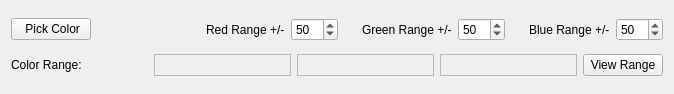
The window that resources/views/algorithms/ColorMatch.ui (crgrove/automated-drone-image-analysis-tool) describes before a commit, drawn with Qt 5.
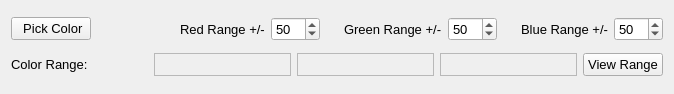
The same window after the commit. Icons and pictures are not drawn.

What changed in the file:
```diff
--- a/resources/views/algorithms/ColorMatch.ui
+++ b/resources/views/algorithms/ColorMatch.ui
@@ -18,6 +18,11 @@
     <layout class="QHBoxLayout" name="ColorSelectionLayout">
      <item>
       <widget class="QPushButton" name="colorButton">
+       <property name="font">
+        <font>
+         <pointsize>10</pointsize>
+        </font>
+       </property>
        <property name="text">
         <string> Pick Color</string>
        </property>
@@ -44,6 +49,11 @@
       <layout class="QHBoxLayout" name="SpinBoxLayout">
        <item>
         <widget class="QLabel" name="rSensitivityLabel">
+         <property name="font">
+          <font>
+           <pointsize>10</pointsize>
+          </font>
+         </property>
          <property name="text">
           <string>Red Range +/-</string>
          </property>
@@ -51,6 +61,11 @@
        </item>
        <item>
         <widget class="QSpinBox" name="rRangeSpinBox">
+         <property name="font">
+          <font>
+           <pointsize>10</pointsize>
+          </font>
+         </property>
          <property name="maximum">
           <number>255</number>
          </property>
@@ -74,6 +89,11 @@
        </item>
        <item>
         <widget class="QLabel" name="gSensitivityLabel">
+         <property name="font">
+          <font>
+           <pointsize>10</pointsize>
+          </font>
+         </property>
          <property name="text">
           <string>Green Range +/-</string>
          </property>
@@ -81,6 +101,11 @@
        </item>
        <item>
         <widget class="QSpinBox" name="gRangeSpinBox">
+         <property name="font">
+          <font>
+           <pointsize>10</pointsize>
+          </font>
+         </property>
          <property name="maximum">
           <number>255</number>
          </property>
@@ -104,6 +129,11 @@
        </item>
        <item>
         <widget class="QLabel" name="bSensitivityLabel">
+         <property name="font">
+          <font>
+           <pointsize>10</pointsize>
+          </font>
+         </property>
          <property name="text">
           <string>Blue Range +/-</string>
          </property>
@@ -111,6 +141,11 @@
        </item>
        <item>
         <widget class="QSpinBox" name="bRangeSpinBox">
+         <property name="font">
+          <font>
+           <pointsize>10</pointsize>
+          </font>
+         </property>
          <property name="maximum">
           <number>255</number>
          </property>
@@ -127,6 +162,11 @@
     <layout class="QHBoxLayout" name="ColorRangeLayout">
      <item>
       <widget class="QLabel" name="colorRangeLabel">
+       <property name="font">
+        <font>
+         <pointsize>10</pointsize>
+        </font>
+       </property>
        <property name="text">
         <string>Color Range:</string>
        </property>
@@ -170,6 +210,11 @@
          <verstretch>0</verstretch>
         </sizepolicy>
        </property>
+       <property name="font">
+        <font>
+         <pointsize>10</pointsize>
+        </font>
+       </property>
        <property name="text">
         <string>View Range</string>
        </property>
```
